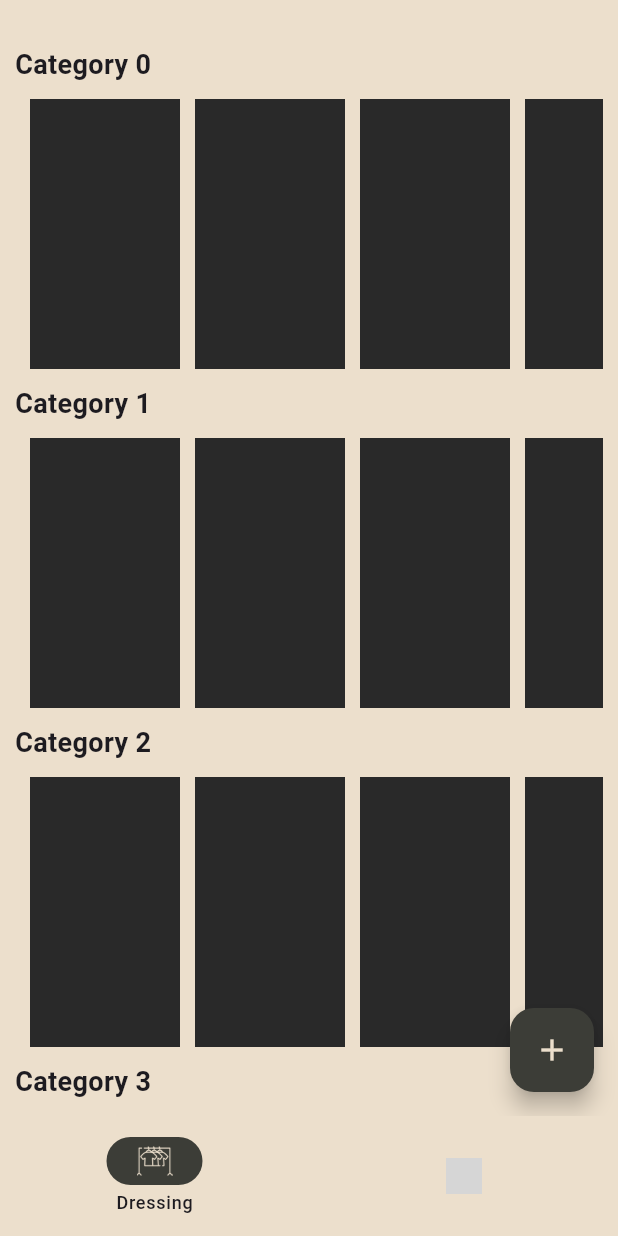
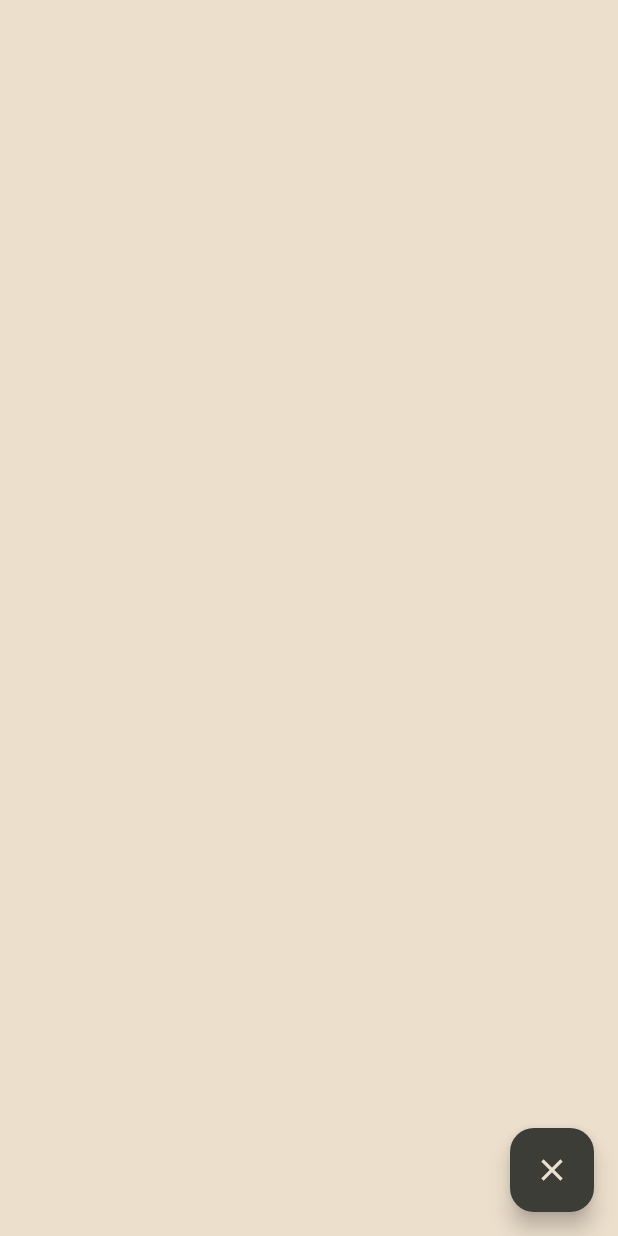
Before and after one commit to PouletHalal/DressingAPP, a Flutter app: the screen it shows after launch, after a tap on the "add" icon, on a phone screen of 412 x 824 dp. Run offline on Flutter 3.47's test engine with Material 3 defaults, Android fonts, the phone set to English and light mode, and no system bars; grey boxes are pictures that could not be loaded.

Commit message:
feat: add button to add clothes

```diff
--- /dev/null
+++ b/lib/pages/addclothepage.dart
@@ -0,0 +1,37 @@
+import 'package:flutter/material.dart';
+import 'package:dressingapp/globals/colors.dart';
+
+class AddClothe extends StatefulWidget {
+  const AddClothe({super.key});
+
+  @override
+  State<AddClothe> createState() => _AddClotheState();
+}
+
+class _AddClotheState extends State<AddClothe> {
+  @override
+  Widget build(BuildContext context) {
+    return Scaffold(
+      floatingActionButton: FloatingActionButton(
+        onPressed: () {
+          Navigator.pop(context);
+        },
+        backgroundColor: tempColor2,
+        splashColor: tempColor,
+        child: const Icon(
+          Icons.close,
+          color: clothePageColor,
+        ),
+      ),
+      backgroundColor: clothePageColor,
+      body: ListView(
+        scrollDirection: Axis.vertical,
+        children: [
+          Container(
+            color: Colors.blueAccent,
+          )
+        ],
+      ),
+    );
+  }
+}
--- a/lib/pages/clothepage.dart
+++ b/lib/pages/clothepage.dart
@@ -1,8 +1,8 @@
-import 'dart:developer';
 import 'dart:math';
 
 import 'package:flutter/material.dart';
 import 'package:dressingapp/globals/colors.dart';
+import 'addclothepage.dart';
 
 class Clothepage extends StatefulWidget {
   const Clothepage({super.key});
@@ -17,7 +17,10 @@ class _ClothepageState extends State<Clothepage> {
     return Scaffold(
       floatingActionButton: FloatingActionButton(
         onPressed: () {
-          return;
+          Navigator.push(
+            context,
+            MaterialPageRoute(builder: (context) => const AddClothe()),
+              );
         },
         backgroundColor: tempColor2,
         splashColor: tempColor,
```
